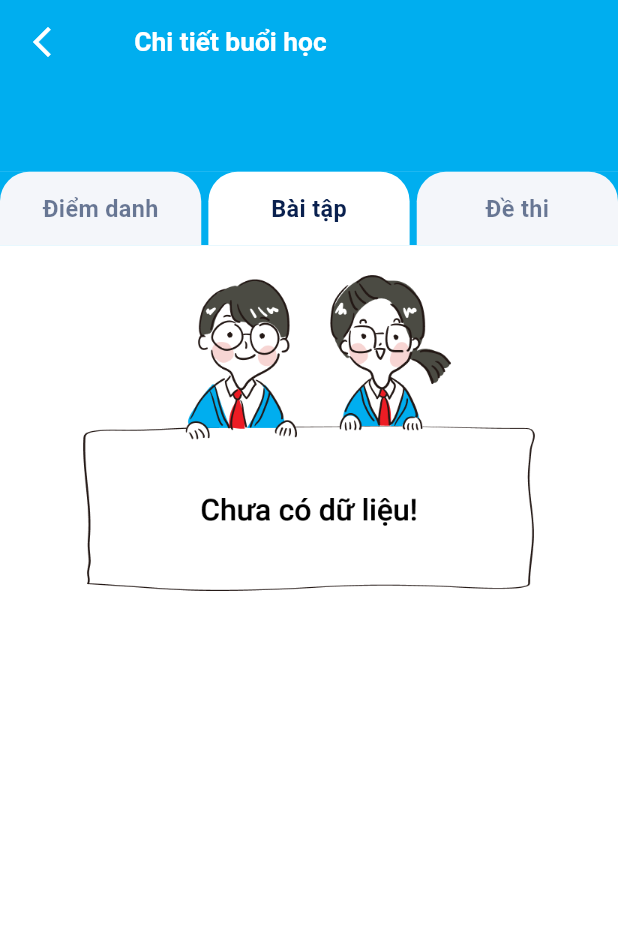
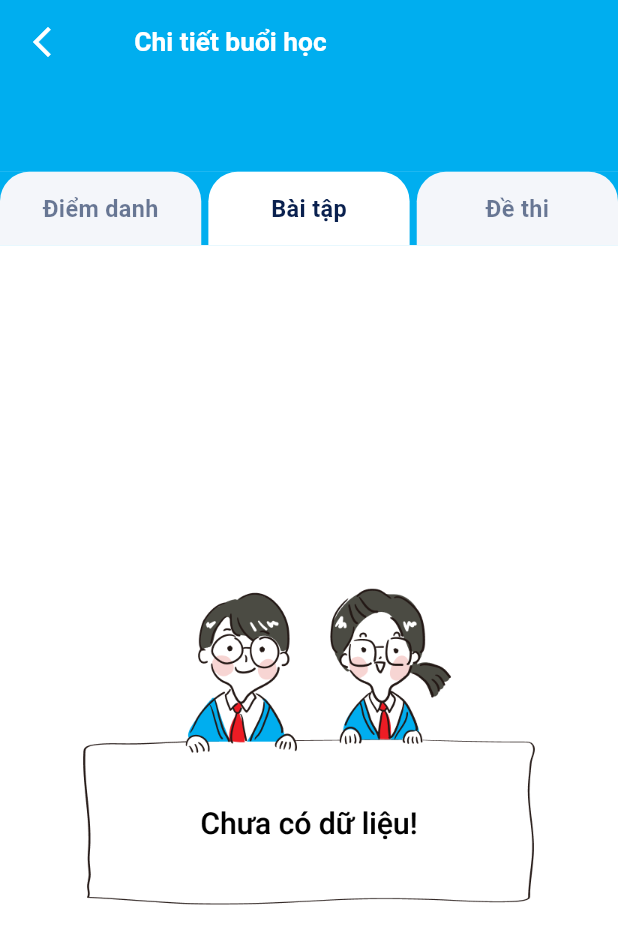
Before and after one commit to tenshi1123/pmp, a Flutter app: the LessonDetail screen opened directly with empty values, after a tap on "Bài tập", on a phone screen of 412 x 824 dp. Shown: the top 944 px of the screen. Run offline on Flutter 3.47's test engine with Material 3 defaults, Android fonts, the phone set to English and light mode, and no system bars; our stand-ins replace dio, dotted_border, file_picker, firebase_core, flutter_bloc, flutter_html and 11 more; missing offline and left inert: camera_camera, d_chart, number_paginator, onesignal_flutter, otp_pin_field, sp_util and 2 more; accounts and stored records are empty; project files that could hold a hidden picture were left out.

```diff
--- a/lib/teacher_modules/teacher_class/teacher_detail_lesson.dart
+++ b/lib/teacher_modules/teacher_class/teacher_detail_lesson.dart
@@ -163,10 +163,9 @@ class _LessonDetailState extends State<LessonDetail> {
               SizedBox(
                 height: 20.h,
               ),
-              value == 0
+              Expanded(
+                child: value == 0
                     ? ListView.builder(
-                      shrinkWrap: true,
-                      physics: const ClampingScrollPhysics(),
                         itemCount: widget.listDiemDanh.length,
                         itemBuilder: (BuildContext context, int index) {
                           return _RollCallItem(
@@ -179,6 +178,7 @@ class _LessonDetailState extends State<LessonDetail> {
                           )
                         : _ListExam(
                             listExam: widget.listDeThi,
+                          ),
               ),
             ],
           );
--- a/lib/utils/widget/custom_widget.dart
+++ b/lib/utils/widget/custom_widget.dart
@@ -249,7 +249,7 @@ Widget homeTab(
             width: 3.w,
           ),
           SizedBox(
-            width: 77.w,
+            width: 80.w,
             child: Center(
               child: Text(
                 title,
--- a/pubspec.yaml
+++ b/pubspec.yaml
@@ -3,7 +3,7 @@ description: "pmp english"
 # The following line prevents the package from being accidentally published to
 # pub.dev using `flutter pub publish`. This is preferred for private packages.
 publish_to: 'none' # Remove this line if you wish to publish to pub.dev
-version: 0.9.9+1
+version: 1.0.0+20
 environment:
   sdk: '>=3.4.0 <4.0.0'
 dependencies:
```
Also changed, not shown: 9 other files. Lines whose indentation alone changed are shown as unchanged.
